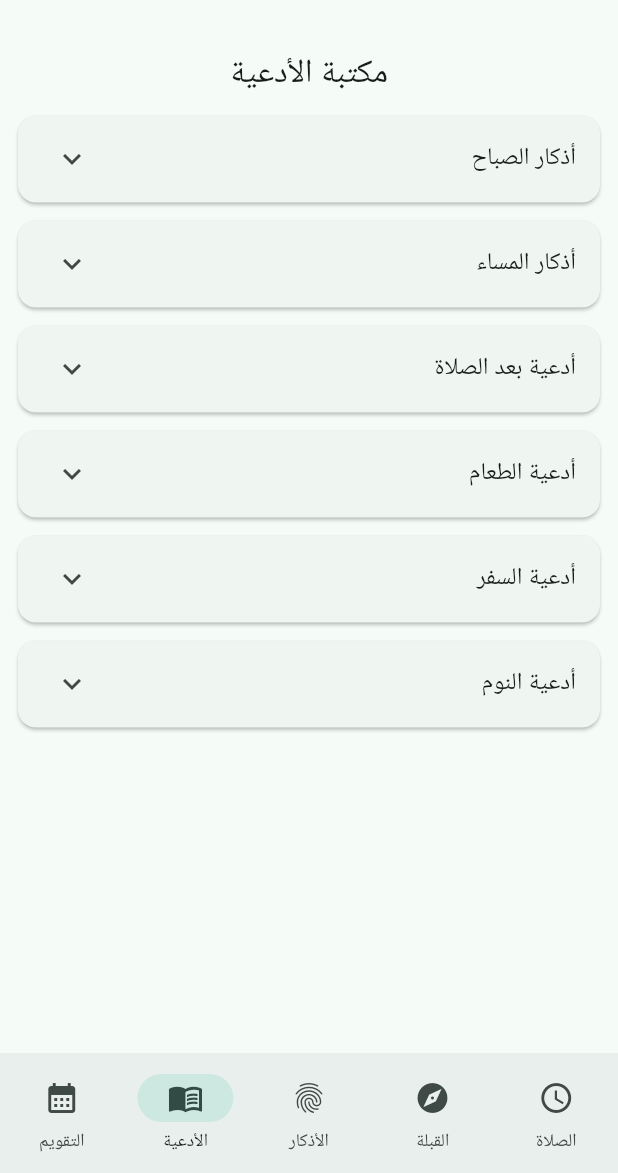
After one commit to oneshoot5010/rafiq_app, a Flutter app: the screen it shows after launch, item 4 of the bottom bar chosen, on a phone screen of 412 x 824 dp, the part 63-1236 px from its top. The commit adds this screen. Run offline on Flutter 3.47's test engine with Material 3 defaults, Android fonts, the phone set to English and light mode, and no system bars; our stand-ins replace geolocator, shared_preferences; Roboto replaces fonts that are missing (Tahoma).

Commit message:
fix hijri crash, add location permission, add dua library screen

```diff
--- a/lib/main.dart
+++ b/lib/main.dart
@@ -1,10 +1,14 @@
 import 'package:flutter/material.dart';
+import 'package:intl/date_symbol_data_local.dart';
 import 'screens/prayer_screen.dart';
 import 'screens/qibla_screen.dart';
 import 'screens/dhikr_screen.dart';
 import 'screens/hijri_screen.dart';
+import 'screens/dua_screen.dart';
 
-void main() {
+void main() async {
+  WidgetsFlutterBinding.ensureInitialized();
+  await initializeDateFormatting('ar');
   runApp(const RafiqApp());
 }
 
@@ -23,7 +27,6 @@ class RafiqApp extends StatelessWidget {
         fontFamily: 'Tahoma',
       ),
       builder: (context, child) {
-        // فرض اتجاه الكتابة من اليمين لليسار في كل التطبيق
         return Directionality(
           textDirection: TextDirection.rtl,
           child: child!,
@@ -48,6 +51,7 @@ class _HomeShellState extends State<HomeShell> {
     PrayerScreen(),
     QiblaScreen(),
     DhikrScreen(),
+    DuaScreen(),
     HijriScreen(),
   ];
 
@@ -75,6 +79,7 @@ class _HomeShellState extends State<HomeShell> {
           NavigationDestination(icon: Icon(Icons.access_time), label: 'الصلاة'),
           NavigationDestination(icon: Icon(Icons.explore), label: 'القبلة'),
           NavigationDestination(icon: Icon(Icons.fingerprint), label: 'الأذكار'),
+          NavigationDestination(icon: Icon(Icons.menu_book), label: 'الأدعية'),
           NavigationDestination(icon: Icon(Icons.calendar_month), label: 'التقويم'),
         ],
       ),
--- /dev/null
+++ b/lib/screens/dua_screen.dart
@@ -0,0 +1,67 @@
+import 'package:flutter/material.dart';
+
+class DuaCategory {
+  final String title;
+  final List<String> duas;
+  const DuaCategory(this.title, this.duas);
+}
+
+class DuaScreen extends StatelessWidget {
+  const DuaScreen({super.key});
+
+  static const List<DuaCategory> _categories = [
+    DuaCategory('أذكار الصباح', [
+      'أَصْبَحْنَا وَأَصْبَحَ الْمُلْكُ لِلَّهِ، وَالْحَمْدُ لِلَّهِ، لَا إِلَهَ إِلَّا اللَّهُ وَحْدَهُ لَا شَرِيكَ لَهُ',
+      'اللَّهُمَّ بِكَ أَصْبَحْنَا، وَبِكَ أَمْسَيْنَا، وَبِكَ نَحْيَا، وَبِكَ نَمُوتُ وَإِلَيْكَ النُّشُورُ',
+    ]),
+    DuaCategory('أذكار المساء', [
+      'أَمْسَيْنَا وَأَمْسَى الْمُلْكُ لِلَّهِ، وَالْحَمْدُ لِلَّهِ، لَا إِلَهَ إِلَّا اللَّهُ وَحْدَهُ لَا شَرِيكَ لَهُ',
+    ]),
+    DuaCategory('أدعية بعد الصلاة', [
+      'أَسْتَغْفِرُ اللَّهَ (ثلاثًا)، اللَّهُمَّ أَنْتَ السَّلَامُ وَمِنْكَ السَّلَامُ، تَبَارَكْتَ يَا ذَا الْجَلَالِ وَالْإِكْرَامِ',
+    ]),
+    DuaCategory('أدعية الطعام', [
+      'بِسْمِ اللَّهِ (عند البدء)',
+      'الْحَمْدُ لِلَّهِ الَّذِي أَطْعَمَنِي هَذَا، وَرَزَقَنِيهِ مِنْ غَيْرِ حَوْلٍ مِنِّي وَلَا قُوَّةٍ (بعد الانتهاء)',
+    ]),
+    DuaCategory('أدعية السفر', [
+      'اللَّهُ أَكْبَرُ، سُبْحَانَ الَّذِي سَخَّرَ لَنَا هَذَا وَمَا كُنَّا لَهُ مُقْرِنِينَ وَإِنَّا إِلَى رَبِّنَا لَمُنْقَلِبُونَ',
+    ]),
+    DuaCategory('أدعية النوم', [
+      'بِاسْمِكَ اللَّهُمَّ أَمُوتُ وَأَحْيَا',
+      'اللَّهُمَّ قِنِي عَذَابَكَ يَوْمَ تَبْعَثُ عِبَادَكَ',
+    ]),
+  ];
+
+  @override
+  Widget build(BuildContext context) {
+    final theme = Theme.of(context);
+    return ListView(
+      padding: const EdgeInsets.all(12),
+      children: [
+        Padding(
+          padding: const EdgeInsets.symmetric(vertical: 8),
+          child: Text('مكتبة الأدعية', style: theme.textTheme.titleLarge, textAlign: TextAlign.center),
+        ),
+        for (final category in _categories)
+          Card(
+            margin: const EdgeInsets.symmetric(vertical: 6),
+            child: ExpansionTile(
+              title: Text(category.title, style: theme.textTheme.titleMedium),
+              children: [
+                for (final dua in category.duas)
+                  Padding(
+                    padding: const EdgeInsets.symmetric(horizontal: 16, vertical: 10),
+                    child: Text(
+                      dua,
+                      textAlign: TextAlign.right,
+                      style: theme.textTheme.bodyLarge?.copyWith(height: 1.6),
+                    ),
+                  ),
+              ],
+            ),
+          ),
+      ],
+    );
+  }
+}
```
Also changed, not shown: 1 other file.
